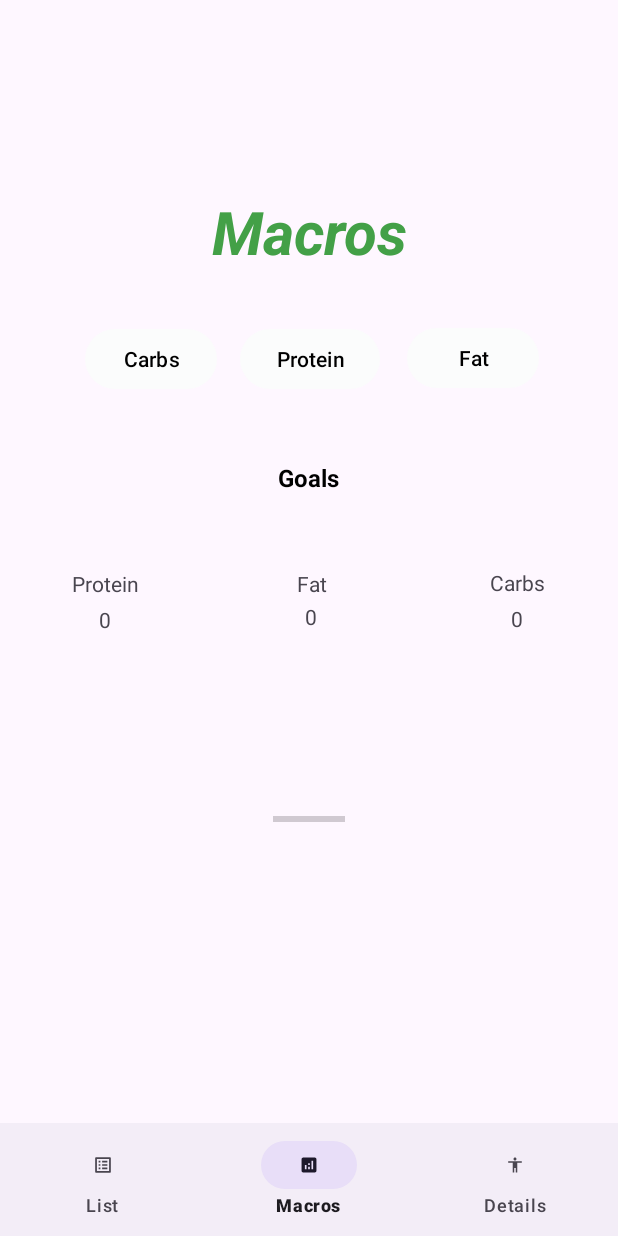
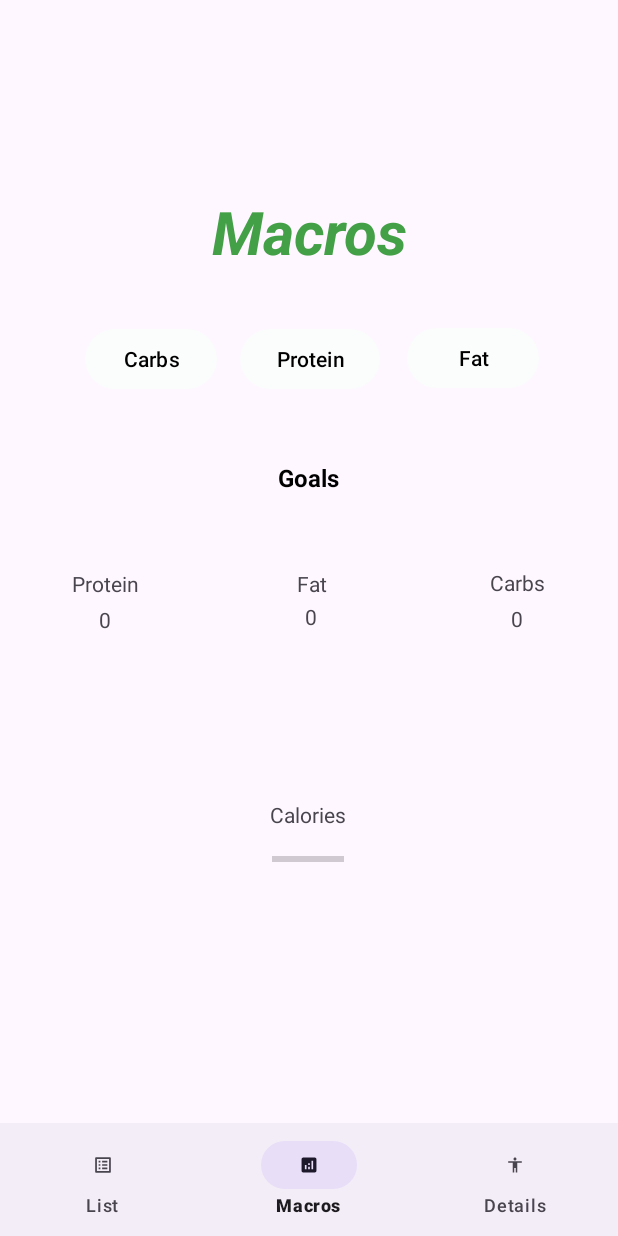
Before and after one commit to LeoBurke3/309project, an Android app: the screen it shows after launch (MainActivity), on a phone screen of 412 x 824 dp. Run offline under Robolectric (Android 15) with nearby library versions, the phone set to English and light mode, and no system bars.

Commit message:
changed ui.

```diff
--- a/app/src/main/res/layout/first_fragment.xml
+++ b/app/src/main/res/layout/first_fragment.xml
@@ -139,11 +139,21 @@
         style="?android:attr/progressBarStyleHorizontal"
         android:layout_width="wrap_content"
         android:layout_height="wrap_content"
-        android:layout_marginTop="117dp"
+        android:layout_marginTop="144dp"
         android:max="100"
         app:layout_constraintEnd_toEndOf="parent"
-        app:layout_constraintHorizontal_bias="0.5"
+        app:layout_constraintHorizontal_bias="0.498"
         app:layout_constraintStart_toStartOf="parent"
         app:layout_constraintTop_toBottomOf="@+id/fatNum" />
 
+    <TextView
+        android:id="@+id/textView4"
+        android:layout_width="wrap_content"
+        android:layout_height="wrap_content"
+        android:layout_marginEnd="180dp"
+        android:layout_marginBottom="12dp"
+        android:text="Calories"
+        app:layout_constraintBottom_toTopOf="@+id/progressBar"
+        app:layout_constraintEnd_toEndOf="parent" />
+
 </androidx.constraintlayout.widget.ConstraintLayout>
```
